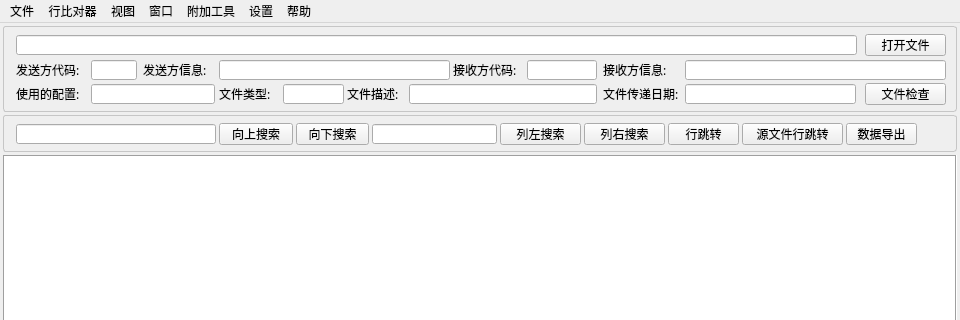
Qt form src/mainwindow.ui (cnldw/FinanceFileReader) before a commit; both pictures show x 0 to 960 and y 0 to 320 of the 960 by 600 pixel window.
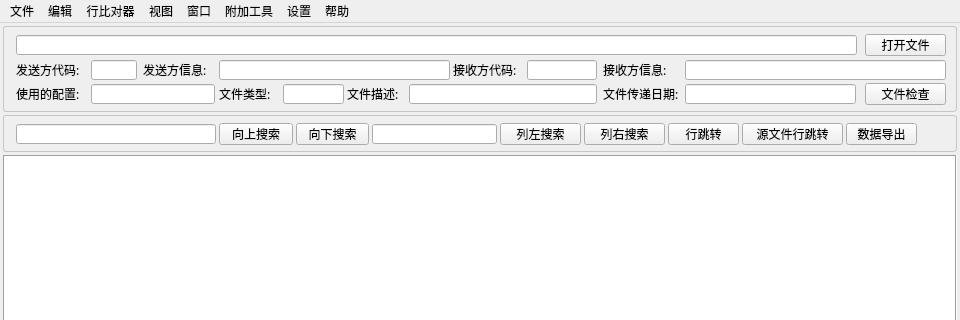
The same form after that commit. Icons and pictures are not drawn.

Patch:
```diff
--- a/src/mainwindow.ui
+++ b/src/mainwindow.ui
@@ -759,7 +759,16 @@
     <addaction name="actiondifftools"/>
     <addaction name="actionfileedit"/>
    </widget>
+   <widget class="QMenu" name="menuEdit">
+    <property name="title">
+     <string>编辑</string>
+    </property>
+    <addaction name="actioncopy"/>
+    <addaction name="actionedit"/>
+    <addaction name="actionedit2"/>
+   </widget>
    <addaction name="menuFile"/>
+   <addaction name="menuEdit"/>
    <addaction name="menu"/>
    <addaction name="menu_2"/>
    <addaction name="menuwindow"/>
```
Left out of the diff: 24 changed lines with no effect on the pictures.
